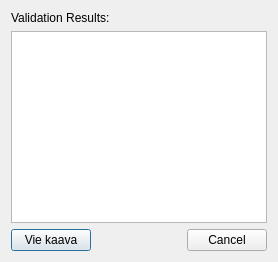
Old version of the form arho_feature_template/gui/post_plan.ui in the repository GispoCoding/arho-qgis-plugin.
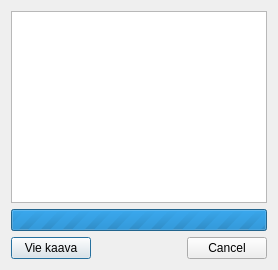
New version of the form.

Commit message: Moved progress notifier to the main dialog.

```diff
--- a/arho_feature_template/gui/post_plan.ui
+++ b/arho_feature_template/gui/post_plan.ui
@@ -6,15 +6,6 @@
   </property>
   <layout class="QVBoxLayout" name="mainLayout">
    <item>
-    <layout class="QVBoxLayout" name="validationLayout">
-     <item>
-      <widget class="QLabel" name="label_validation">
-       <property name="text">
-        <string>Validation Results:</string>
-       </property>
-      </widget>
-     </item>
-     <item>
       <widget class="QListView" name="validationListView">
        <property name="sizePolicy">
         <sizepolicy hsizetype="Expanding" vsizetype="Expanding">
@@ -24,7 +15,21 @@
        </property>
       </widget>
      </item>
-    </layout>
+   <item>
+    <widget class="QProgressBar" name="progressBar">
+     <property name="value">
+      <number>0</number>
+     </property>
+     <property name="textVisible">
+      <bool>false</bool>
+     </property>
+     <property name="minimum">
+      <number>0</number>
+     </property>
+     <property name="maximum">
+      <number>0</number> <!-- For "busy" indicator -->
+     </property>
+    </widget>
    </item>
    <item>
     <layout class="QHBoxLayout" name="bottomLayout">
```
Left out of the diff: 4 changed lines with no effect on the pictures. Lines whose indentation alone changed are shown as unchanged. The commit also changes 1 other file.
